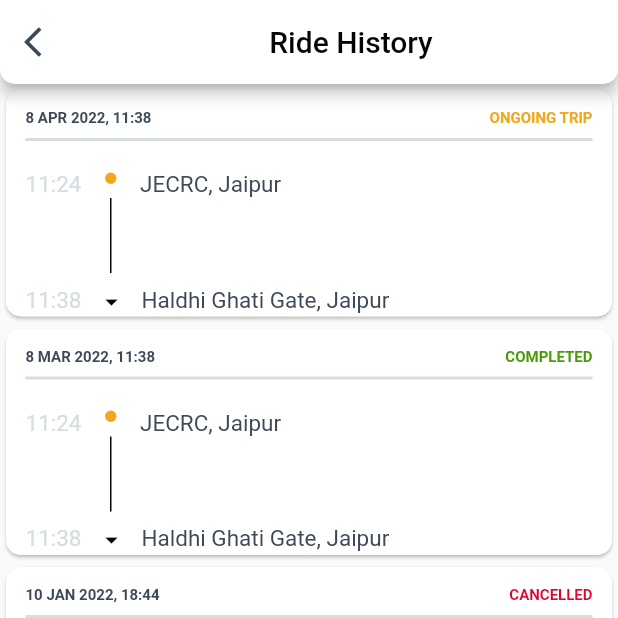
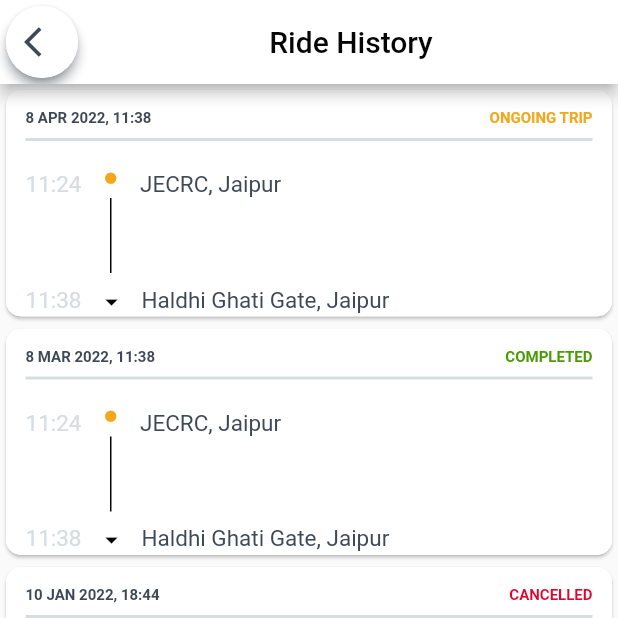
Before and after one commit to priyam2531/rapido, a Flutter app: the RideHistory screen opened directly, on a phone screen of 412 x 824 dp, the top half of it. Run offline on Flutter 3.47's test engine with Material 2 defaults, Android fonts, the phone set to English and light mode, and no system bars; our stand-ins replace animated_notch_bottom_bar, country_picker, flutter_holo_date_picker, otp_text_field; missing offline and left inert: ticket_material.

Commit message:
[PMC]-priya Ridedetail3

```diff
--- a/lib/constant/icon_page.dart
+++ b/lib/constant/icon_page.dart
@@ -16,6 +16,8 @@ class AppIcon {
   static Icon downarrow = Icon(Icons.arrow_drop_down_sharp, color: AppColor.black2,size: 20,);
 
 
+  static Icon menu =  Icon(Icons.menu);
+  static Icon minus = Icon(CupertinoIcons.minus);
   static Icon home = Icon(Icons.home, color: AppColor.white,);
   static Icon gym = Icon(CupertinoIcons.plus, color: AppColor.black,);
   static Icon chair = Icon(Icons.chair_alt_outlined, color: AppColor.white,);
--- a/lib/constant/margin_page.dart
+++ b/lib/constant/margin_page.dart
@@ -25,3 +25,6 @@ double padding20 = 20.0;
 double padding30 = 30.0;
 double padding40 = 40.0;
 double padding50 = 50.0;
+
+double radius20 = 20.0;
+double radius30 = 30.0;
--- a/lib/pages/direction/direction_page.dart
+++ b/lib/pages/direction/direction_page.dart
@@ -1,9 +1,9 @@
 import 'package:flutter/cupertino.dart';
 import 'package:flutter/material.dart';
 import 'package:rapido/constant/app_images.dart';
-import 'package:rapido/constant/app_sizes.dart';
 import 'package:rapido/constant/app_text.dart';
 import 'package:flutter_holo_date_picker/flutter_holo_date_picker.dart';
+import 'package:rapido/constant/margin_page.dart';
 import 'package:rapido/widget/custom_button.dart';
 
 class DirectionPage extends StatefulWidget {
--- a/lib/pages/ride history/ride_history.dart
+++ b/lib/pages/ride history/ride_history.dart
@@ -3,6 +3,7 @@ import 'package:rapido/config/string_config.dart';
 import 'package:rapido/constant/font_size.dart';
 import 'package:rapido/constant/icon_page.dart';
 import 'package:rapido/constant/margin_page.dart';
+import 'package:rapido/pages/profile/user_page.dart';
 
 import '../../constant/app_color.dart';
 
@@ -19,7 +20,7 @@ class _RideHistoryState extends State<RideHistory> {
       'date': StringConfig.date,
       'trip': StringConfig.trip,
       'time1': StringConfig.time1,
-      'color':AppColor.yellow,
+      'color': AppColor.yellow,
       'time2': StringConfig.time2,
       'place': StringConfig.place1,
       'place2': StringConfig.place2,
@@ -28,7 +29,7 @@ class _RideHistoryState extends State<RideHistory> {
       'date': StringConfig.date1,
       'trip': StringConfig.trip1,
       'time1': StringConfig.time1,
-      'color':AppColor.green,
+      'color': AppColor.green,
       'time2': StringConfig.time2,
       'place': StringConfig.place1,
       'place2': StringConfig.place2,
@@ -37,7 +38,7 @@ class _RideHistoryState extends State<RideHistory> {
       'date': StringConfig.date2,
       'trip': StringConfig.trip2,
       'time1': StringConfig.time3,
-      'color':AppColor.red,
+      'color': AppColor.red,
       'time2': StringConfig.time4,
       'place': StringConfig.place3,
       'place2': StringConfig.place4,
@@ -46,19 +47,41 @@ class _RideHistoryState extends State<RideHistory> {
   @override
   Widget build(BuildContext context) {
     return Scaffold(
-      appBar: AppBar(backgroundColor: AppColor.white,clipBehavior: Clip.antiAlias,shape: RoundedRectangleBorder(borderRadius: BorderRadius.only(bottomRight: Radius.circular(10),bottomLeft: Radius.circular(10))),leading: AppIcon.backarrow,title: Center(child: Text(StringConfig.ridehistory,style: TextStyle(color: AppColor.black2),))),
+      appBar: AppBar(
+          backgroundColor: AppColor.white,
+
+          leading: InkWell(onTap: () {
+            Navigator.push(context, MaterialPageRoute(builder: (context) {
+              return UserPage();
+            },));
+          },
+            child: Card(
+              elevation: 3,
+              shadowColor: AppColor.black,
+              shape: RoundedRectangleBorder(
+                  borderRadius: BorderRadius.circular(60)),
+              child: Container(
+                decoration: BoxDecoration(
+                    color: AppColor.white, shape: BoxShape.circle),
+                child: Center(child: AppIcon.backarrow),
+              ),
+            ),
+          ),
+          title: Center(
+            child: Text(
+              StringConfig.ridehistory,
+              style: TextStyle(color: AppColor.black2),
+            ),
+          )),
       body: Column(crossAxisAlignment: CrossAxisAlignment.start, children: [
-
         Expanded(
           child: ListView.builder(
-
             itemCount: data.length,
             itemBuilder: (context, i) {
-        return
-          Card(
+              return Card(
                 clipBehavior: Clip.antiAlias,
-          shape:
-              RoundedRectangleBorder(borderRadius: BorderRadius.circular(10)),
+                shape: RoundedRectangleBorder(
+                    borderRadius: BorderRadius.circular(10)),
                 child: Container(
                   decoration: BoxDecoration(
                     color: AppColor.white,
@@ -179,9 +202,9 @@ class _RideHistoryState extends State<RideHistory> {
                 ),
               );
             },
-
           ),
         )
-    ]));
+      ]),
+    );
   }
 }
--- a/pubspec.yaml
+++ b/pubspec.yaml
@@ -34,7 +34,7 @@ dependencies:
 
   # The following adds the Cupertino Icons font to your application.
   # Use with the CupertinoIcons class for iOS style icons.
- cupertino_icons: ^1.0.2
+  cupertino_icons: ^1.0.2
   ticket_material: ^0.3.1
   country_picker:
   animated_notch_bottom_bar:
```
Also changed, not shown: pubspec.lock. Lines whose indentation alone changed are shown as unchanged.
